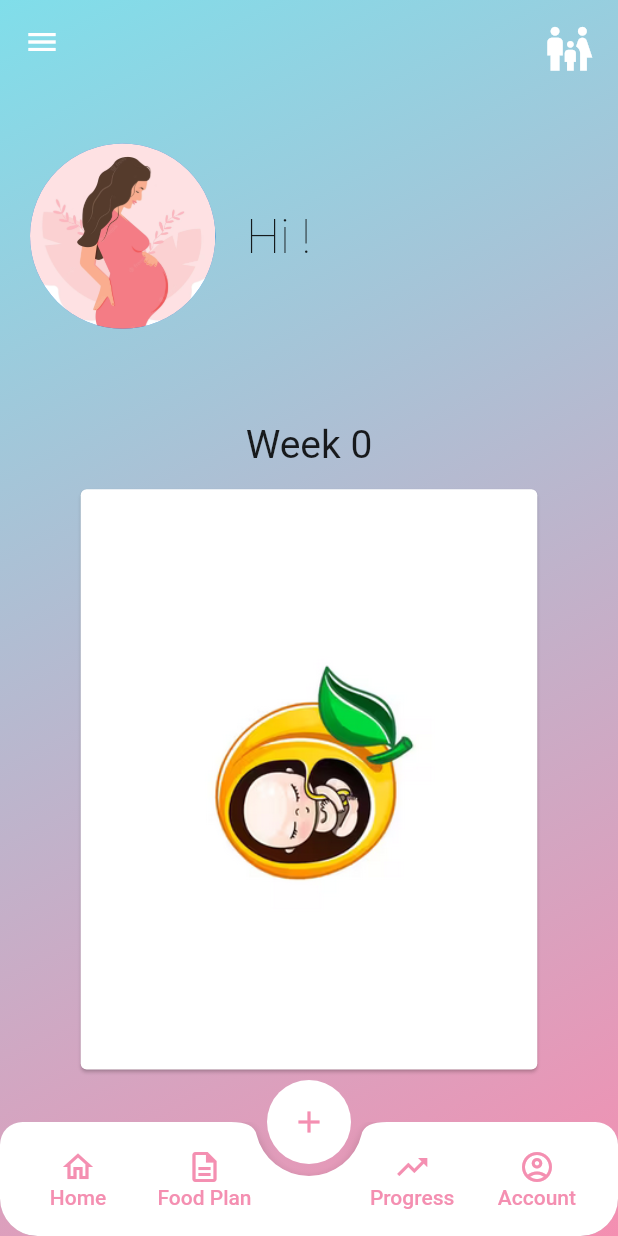
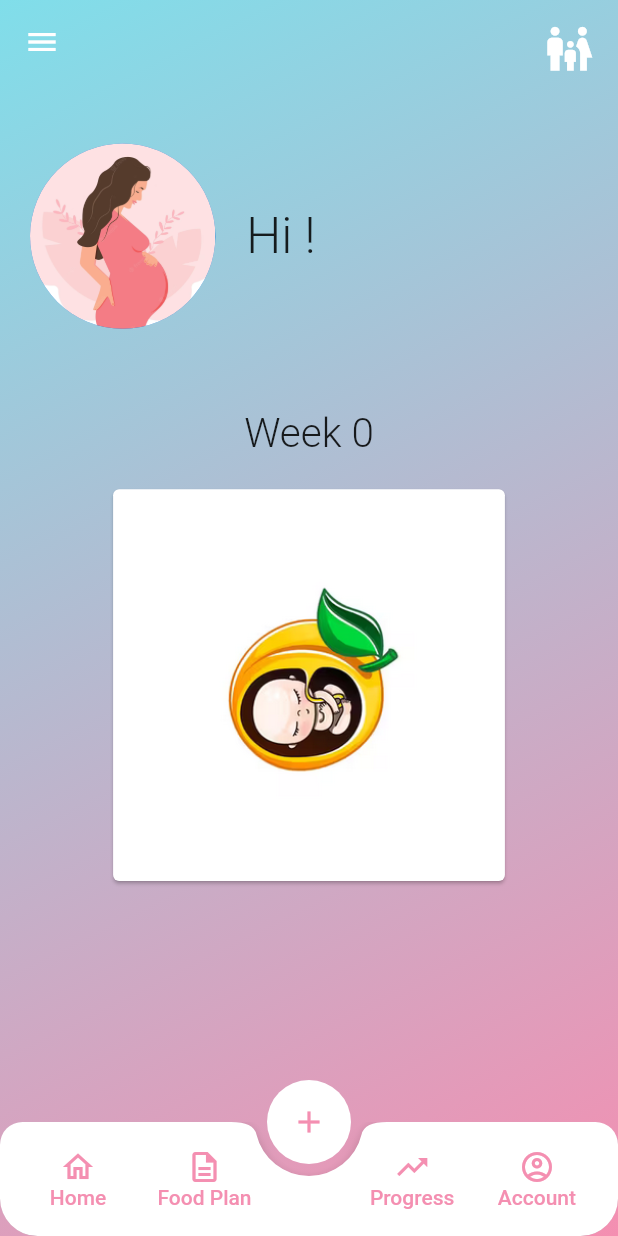
Before and after one commit to giutommasi/wearable-app, a Flutter app: the HomePage screen opened directly, on a phone screen of 412 x 824 dp. Run offline on Flutter 3.47's test engine with Material 2 defaults, Android fonts, the light colour scheme and no system bars; our stand-ins replace floor, flutter_dotenv, font_awesome_flutter, jwt_decoder, shared_preferences, sqflite; missing offline and left inert: crypt, window_size; accounts and stored records are empty; generated files the repository leaves out were written again.

Commit message:
adjusted app color

```diff
--- a/lib/Constants/impact.dart
+++ b/lib/Constants/impact.dart
@@ -1,7 +1,9 @@
 import 'package:flutter_dotenv/flutter_dotenv.dart';
 
 enum ImpactDataType { steps, calories, sleep }
+// un modo per vincolare la variabile ad assumere solo un set di valori
 
+// costruzione url
 class Impact {
   static String baseUrl = 'https://impact.dei.unipd.it/bwthw/';
   static String pingEndpoint = 'gate/v1/ping/';
@@ -23,3 +25,4 @@ class Impact {
     return '$baseUrl$dataUrl${type.name}$patient/daterange/start_date/$startDate/end_date/$endDate';
   }
 }
+// stessa cosa per un range di date
--- a/lib/Pages/home_page.dart
+++ b/lib/Pages/home_page.dart
@@ -91,29 +91,30 @@ class _HomePageState extends State<HomePage> {
                                 return Text(
                                     'Hi ${userRepo.signedUser.firstName}!',
                                     style: const TextStyle(
-                                        fontSize: 32,
-                                        fontWeight: FontWeight.w200));
+                                        fontSize: 33,
+                                        fontWeight: FontWeight.w300));
                               },
                             ),
                           ]),
-                      SizedBox(height: H.toDouble() * 0.05),
+                      SizedBox(height: H.toDouble() * 0.04),
                       SizedBox(
-                        height: H.toDouble() * 0.05,
+                        height: H.toDouble() * 0.06,
                         child: Text('Week ${profile.pregnantWeek}',
-                            style: const TextStyle(fontSize: 26)),
+                            style: const TextStyle(
+                                fontSize: 27, fontWeight: FontWeight.w300)),
                       ),
                       Card(
                           color: Colors.white,
                           clipBehavior: Clip.hardEdge,
                           child: Padding(
-                            padding: const EdgeInsets.all(8.0),
+                            padding: const EdgeInsets.all(7.0),
                             child: Column(
                               mainAxisAlignment: MainAxisAlignment.center,
                               crossAxisAlignment: CrossAxisAlignment.center,
                               children: [
                                 SizedBox(
-                                    height: H.toDouble() * 0.45,
-                                    width: W.toDouble() * 0.7,
+                                    height: H.toDouble() * 0.3,
+                                    width: W.toDouble() * 0.6,
                                     child: const Image(
                                         image: AssetImage(
                                             'assets/baby.png'))), //Non sarà const la variabile
--- a/lib/progress_trace/views/steps_alert_view.dart
+++ b/lib/progress_trace/views/steps_alert_view.dart
@@ -31,7 +31,7 @@ class StepsAlertView extends StatelessWidget {
                         padding: const EdgeInsets.only(top: 16),
                         child: Container(
                           decoration: BoxDecoration(
-                            color: HexColor("#f9d7d7"),
+                            color: HexColor("#a82aa4"),
                             borderRadius: const BorderRadius.only(
                                 topLeft: Radius.circular(8.0),
                                 bottomLeft: Radius.circular(8.0),
@@ -57,7 +57,7 @@ class StepsAlertView extends StatelessWidget {
                                     fontWeight: FontWeight.w500,
                                     fontSize: 14,
                                     letterSpacing: 0.0,
-                                    color: HexColor("#d02f2f").withOpacity(0.6),
+                                    color: HexColor("#211f20").withOpacity(0.8),
                                   ),
                                 ),
                               ),
--- a/lib/repositories/calories_repository.dart
+++ b/lib/repositories/calories_repository.dart
@@ -17,6 +17,7 @@ class CaloriesRepository extends ChangeNotifier implements Repository {
   void updateDailyCalories(DateTime day) async {
     _loadedCalories.clear();
     _loadedCalories.add(await selectDay(day));
+
     notifyListeners();
   }
 
```
Also changed, not shown: lib/database/entities/sleep.dart (+7 -7 lines), lib/progress_trace/views/analysis_alert_view.dart (+7 -5 lines), lib/progress_trace/views/calories_card_view.dart (+10 -9 lines), lib/progress_trace/views/sleep_card_view.dart (+22 -21 lines), lib/progress_trace/views/steps_card_view.dart (+8 -5 lines), 1 other file.
